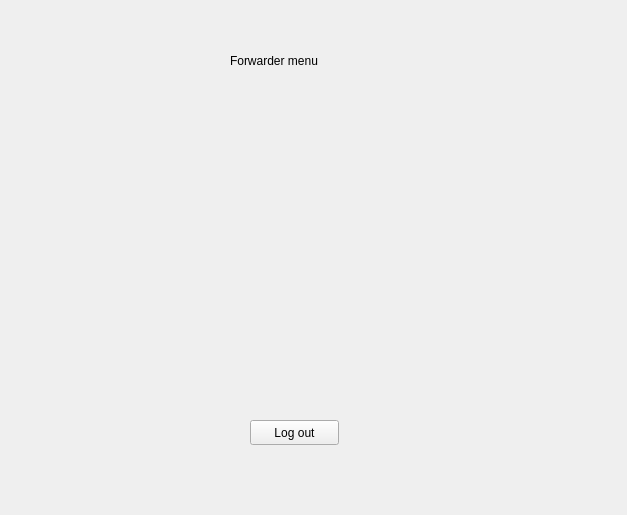
FratiaXd/SDI, file sdi_app/gui/menu_forwarder.ui: the form before one commit.
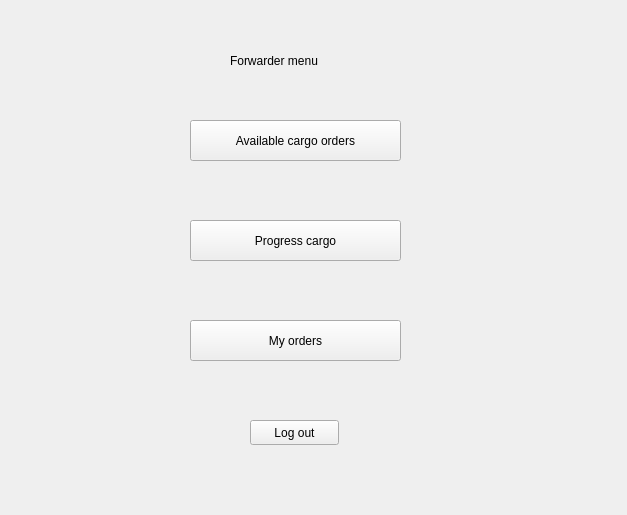
The form after the commit.

Commit message: Menu gui upd

Diff of the .ui file:
```diff
--- a/sdi_app/gui/menu_forwarder.ui
+++ b/sdi_app/gui/menu_forwarder.ui
@@ -49,6 +49,45 @@
       <string>Log out</string>
      </property>
     </widget>
+    <widget class="QPushButton" name="pushButton_2">
+     <property name="geometry">
+      <rect>
+       <x>190</x>
+       <y>120</y>
+       <width>211</width>
+       <height>41</height>
+      </rect>
+     </property>
+     <property name="text">
+      <string>Available cargo orders</string>
+     </property>
+    </widget>
+    <widget class="QPushButton" name="pushButton_3">
+     <property name="geometry">
+      <rect>
+       <x>190</x>
+       <y>320</y>
+       <width>211</width>
+       <height>41</height>
+      </rect>
+     </property>
+     <property name="text">
+      <string>My orders</string>
+     </property>
+    </widget>
+    <widget class="QPushButton" name="pushButton_4">
+     <property name="geometry">
+      <rect>
+       <x>190</x>
+       <y>220</y>
+       <width>211</width>
+       <height>41</height>
+      </rect>
+     </property>
+     <property name="text">
+      <string>Progress cargo</string>
+     </property>
+    </widget>
    </widget>
    <widget class="QWidget" name="page_2"/>
   </widget>
```
The commit also changes 7 other files.
